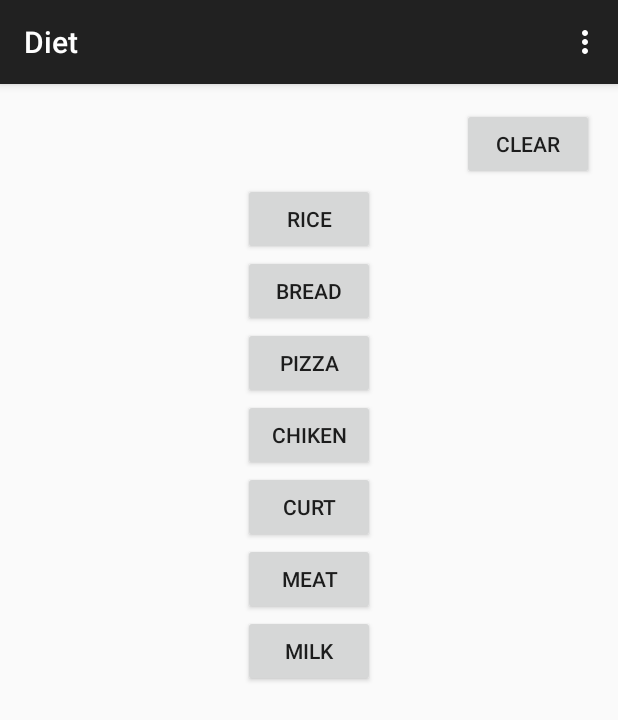
After one commit to alamin00/iCare_Final, an Android app: the DietActivity screen opened directly, with no data from a screen before it, on a phone screen of 412 x 824 dp. The commit adds this screen. Shown: the top 720 px of the screen. Run offline under Robolectric (Android 15) with nearby library versions, the phone set to English and light mode, and no system bars.

Commit message:
Diet Activity added

```diff
--- a/app/build.gradle
+++ b/app/build.gradle
@@ -16,10 +16,12 @@ android {
             minifyEnabled false
             proguardFiles getDefaultProguardFile('proguard-android.txt'), 'proguard-rules.pro'
         }
+        buildType {
+        }
     }
 }
 
 dependencies {
-    compile fileTree(dir: 'libs', include: ['*.jar'])
+    compile fileTree(include: ['*.jar'], dir: 'libs')
     compile 'com.android.support:appcompat-v7:22.1.1'
 }
--- a/app/src/main/java/com/crackbrain/tanveen/icare/BMI.java
+++ b/app/src/main/java/com/crackbrain/tanveen/icare/BMI.java
@@ -1,15 +1,12 @@
 package com.crackbrain.tanveen.icare;
 
-import android.app.Activity;
-import android.content.Intent;
+import android.os.Bundle;
 import android.support.v7.app.ActionBarActivity;
-import android.os.Bundle;
 import android.view.Menu;
 import android.view.View;
 import android.widget.Button;
 import android.widget.EditText;
 import android.widget.TextView;
-import android.widget.Toast;
 
 
 public class BMI extends ActionBarActivity {
@@ -37,6 +34,7 @@ public class BMI extends ActionBarActivity {
             public void onClick(View v) {
                  float fHeight=Float.valueOf(etheight.getText().toString());
                  float fWeight=Float.valueOf(etweight.getText().toString());
+
                 float result=(fWeight/(fHeight*fHeight)*703);
 
                 if(result<18.5){
--- /dev/null
+++ b/app/src/main/java/com/crackbrain/tanveen/icare/DietActivity.java
@@ -0,0 +1,121 @@
+package com.crackbrain.tanveen.icare;
+
+import android.support.v7.app.ActionBarActivity;
+import android.os.Bundle;
+import android.view.Menu;
+import android.view.MenuItem;
+import android.view.View;
+import android.widget.Button;
+import android.widget.TextView;
+
+
+public class DietActivity extends ActionBarActivity implements View.OnClickListener {
+
+    Button milk,clr,rice,bread,pizza, chicken,curt,meat;
+    TextView tvResult;
+
+    @Override
+    protected void onCreate(Bundle savedInstanceState) {
+        super.onCreate(savedInstanceState);
+        setContentView(R.layout.activity_diet);
+        milk=(Button)findViewById(R.id.btnMilk);
+        milk.setOnClickListener(this);
+        clr=(Button)findViewById(R.id.btnClr);
+        clr.setOnClickListener(this);
+        rice=(Button)findViewById(R.id.btnRice);
+        rice.setOnClickListener(this);
+        bread=(Button)findViewById(R.id.btnBread);
+        bread.setOnClickListener(this);
+        pizza=(Button)findViewById(R.id.btnPizza);
+        pizza.setOnClickListener(this);
+        chicken=(Button)findViewById(R.id.btnChiken);
+        chicken.setOnClickListener(this);
+        curt=(Button)findViewById(R.id.btnCurt);
+        curt.setOnClickListener(this);
+        meat=(Button)findViewById(R.id.btnMeat);
+        meat.setOnClickListener(this);
+
+        tvResult=(TextView)findViewById(R.id.tvResult);
+    }
+
+    @Override
+    public boolean onCreateOptionsMenu(Menu menu) {
+        // Inflate the menu; this adds items to the action bar if it is present.
+        getMenuInflater().inflate(R.menu.menu_diet, menu);
+        return true;
+    }
+
+    @Override
+    public boolean onOptionsItemSelected(MenuItem item) {
+        // Handle action bar item clicks here. The action bar will
+        // automatically handle clicks on the Home/Up button, so long
+        // as you specify a parent activity in AndroidManifest.xml.
+        int id = item.getItemId();
+
+        //noinspection SimplifiableIfStatement
+        if (id == R.id.action_settings) {
+            return true;
+        }
+
+        return super.onOptionsItemSelected(item);
+    }
+
+    @Override
+    public void onClick(View v) {
+        int result=0;
+
+        switch (v.getId()){
+            case R.id.btnRice:{
+                int rice=206;
+                result=result+rice;
+                tvResult.setText("You'r received "+result+" Calories from your food!!!!");
+                break;
+            }
+
+            case R.id.btnBread:{
+                int bread=70;
+                result=result+bread;
+                tvResult.setText("You'r received "+result+" Calories from your food!!!!");
+                break;
+            }
+            case R.id.btnPizza:{
+                int pizza=285;
+                result=result+pizza;
+                tvResult.setText("You'r received "+result+" Calories from your food!!!!");
+                break;
+            }
+            case R.id.btnChiken:{
+                int chicken=306;
+                result=result+chicken;
+                tvResult.setText("You'r received "+result+" Calories from your food!!!!");
+                break;
+            }
+            case R.id.btnCurt:{
+                int curd=180;
+                result=result+curd;
+                tvResult.setText("You'r received "+result+" Calories from your food!!!!");
+                break;
+            }
+            case R.id.btnMilk:{
+                int milk=103;
+                result=result+milk;
+                tvResult.setText("You'r received "+result+" Calories from your food!!!!");
+                break;
+            }
+            case R.id.btnMeat:{
+                int meat=213;
+                result=result+meat;
+                tvResult.setText("You'r received "+result+" Calories from your food!!!!");
+                break;
+            }
+            case R.id.btnClr:{
+                result=0;
+                tvResult.setText("");
+                break;
+            }
+
+        }
+
+
+    }
+}
--- a/app/src/main/java/com/crackbrain/tanveen/icare/UserRegistrationActivity.java
+++ b/app/src/main/java/com/crackbrain/tanveen/icare/UserRegistrationActivity.java
@@ -95,7 +95,7 @@ public class UserRegistrationActivity extends ActionBarActivity {
                                 User user =new User(name,title,email,address,city,country);
                                 long inserted=dbAdapter.addEmployee(user);
                                 if(inserted>=0){
-                                    Toast.makeText(getApplicationContext(), "Data Saved On Database Successfully!", Toast.LENGTH_SHORT).show();
+                                    Toast.makeText(getApplicationContext(), "Profile Created", Toast.LENGTH_SHORT).show();
                                 }
                                 Intent gotoMainActivity=new Intent(UserRegistrationActivity.this,MainActivity.class);
                                 startActivity(gotoMainActivity);
@@ -106,7 +106,7 @@ public class UserRegistrationActivity extends ActionBarActivity {
                                 User user =new User(name,title,email,address,city,country);
                                 long updated=dbAdapter.updateEmployee(user,empId);
                                 if(updated>=0){
-                                    Toast.makeText(getApplicationContext(), "Data Updated Successfully!!", Toast.LENGTH_SHORT).show();
+                                    Toast.makeText(getApplicationContext(), "Profile Update Successfully !!", Toast.LENGTH_SHORT).show();
                                 }
                                 Intent gotoEmployeeDetailsActivity=new Intent(UserRegistrationActivity.this,UserDetailsActivity.class);
                                 gotoEmployeeDetailsActivity.putExtra("id",empId);
--- /dev/null
+++ b/app/src/main/res/layout/activity_diet.xml
@@ -0,0 +1,118 @@
+<RelativeLayout xmlns:android="http://schemas.android.com/apk/res/android"
+    xmlns:tools="http://schemas.android.com/tools" android:layout_width="match_parent"
+    android:layout_height="match_parent" android:paddingLeft="@dimen/activity_horizontal_margin"
+    android:paddingRight="@dimen/activity_horizontal_margin"
+    android:paddingTop="@dimen/activity_vertical_margin"
+    android:paddingBottom="@dimen/activity_vertical_margin"
+    tools:context="com.crackbrain.tanveen.icare.DietActivity">
+
+    <LinearLayout
+        android:orientation="vertical"
+        android:layout_width="fill_parent"
+        android:layout_height="50dp"
+        android:layout_alignParentTop="true"
+        android:layout_alignParentLeft="true"
+        android:layout_alignParentStart="true"
+        android:gravity="right"
+        android:id="@+id/linearLayout3">
+
+        <Button
+            android:layout_width="wrap_content"
+            android:layout_height="wrap_content"
+            android:text="Clear"
+            android:id="@+id/btnClr"
+            android:layout_gravity="right" />
+
+    </LinearLayout>
+
+    <LinearLayout
+        android:orientation="vertical"
+        android:layout_width="match_parent"
+        android:layout_height="80dp"
+        android:layout_alignParentBottom="true"
+        android:layout_alignParentLeft="true"
+        android:layout_alignParentStart="true"
+        android:id="@+id/linearLayout4">
+
+        <TextView
+            android:layout_width="fill_parent"
+            android:layout_height="fill_parent"
+            android:textAppearance="?android:attr/textAppearanceLarge"
+            android:id="@+id/tvResult" />
+    </LinearLayout>
+
+    <LinearLayout
+        android:orientation="vertical"
+        android:layout_width="match_parent"
+        android:layout_height="match_parent"
+        android:layout_below="@+id/linearLayout3"
+        android:layout_centerHorizontal="true"
+        android:layout_above="@+id/linearLayout4"
+        android:gravity="center_vertical">
+
+        <Button
+            android:layout_width="wrap_content"
+            android:layout_height="wrap_content"
+            android:text="Rice"
+            android:id="@+id/btnRice"
+            android:layout_gravity="center_horizontal" />
+
+        <Button
+            android:layout_width="wrap_content"
+            android:layout_height="wrap_content"
+            android:text="Bread"
+            android:id="@+id/btnBread"
+            android:layout_gravity="center_horizontal" />
+
+        <Button
+            android:layout_width="wrap_content"
+            android:layout_height="wrap_content"
+            android:text="Pizza"
+            android:id="@+id/btnPizza"
+            android:layout_gravity="center_horizontal" />
+
+        <Button
+            android:layout_width="wrap_content"
+            android:layout_height="wrap_content"
+            android:text="Chiken"
+            android:id="@+id/btnChiken"
+            android:layout_gravity="center_horizontal" />
+
+        <Button
+            android:layout_width="wrap_content"
+            android:layout_height="wrap_content"
+            android:text="Curt"
+            android:id="@+id/btnCurt"
+            android:layout_gravity="center_horizontal" />
+
+        <Button
+            android:layout_width="wrap_content"
+            android:layout_height="wrap_content"
+            android:text="Meat"
+            android:id="@+id/btnMeat"
+            android:layout_gravity="center_horizontal" />
+
+        <Button
+            android:layout_width="wrap_content"
+            android:layout_height="wrap_content"
+            android:text="Milk"
+            android:id="@+id/btnMilk"
+            android:layout_gravity="center_horizontal" />
+
+        <ScrollView
+            android:layout_width="match_parent"
+            android:layout_height="match_parent"
+            android:id="@+id/scrollView"
+            android:layout_gravity="center_horizontal" >
+
+            <LinearLayout
+                android:orientation="vertical"
+
+                android:layout_width="match_parent"
+                android:layout_height="match_parent">
+
+            </LinearLayout>
+        </ScrollView>
+    </LinearLayout>
+
+</RelativeLayout>
--- /dev/null
+++ b/app/src/main/res/menu/menu_diet.xml
@@ -0,0 +1,7 @@
+<menu xmlns:android="http://schemas.android.com/apk/res/android"
+    xmlns:app="http://schemas.android.com/apk/res-auto"
+    xmlns:tools="http://schemas.android.com/tools"
+    tools:context="com.crackbrain.tanveen.icare.DietActivity">
+    <item android:id="@+id/action_settings" android:title="@string/action_settings"
+        android:orderInCategory="100" app:showAsAction="never" />
+</menu>
--- a/app/src/main/res/menu/menu_main.xml
+++ b/app/src/main/res/menu/menu_main.xml
@@ -2,11 +2,7 @@
     xmlns:app="http://schemas.android.com/apk/res-auto"
     xmlns:tools="http://schemas.android.com/tools"
     tools:context=".MainActivity">
-    <item
-        android:id="@+id/action_settings"
-        android:orderInCategory="100"
-        android:title="@string/action_settings"
-        app:showAsAction="never" />
+
     <item
         android:id="@+id/action_add"
         android:orderInCategory="2"
--- a/app/src/main/res/values/strings.xml
+++ b/app/src/main/res/values/strings.xml
@@ -4,4 +4,5 @@
     <string name="hello_world">Hello world!</string>
     <string name="action_settings">Settings</string>
     <string name="title_activity_bmi">BMI</string>
+    <string name="title_activity_diet">Diet</string>
 </resources>
```
Also changed, not shown: app/src/main/AndroidManifest.xml (+5 -6 lines), app/src/main/java/com/crackbrain/tanveen/icare/UserDetailsActivity.java (+10 -6 lines), 2 other files.
